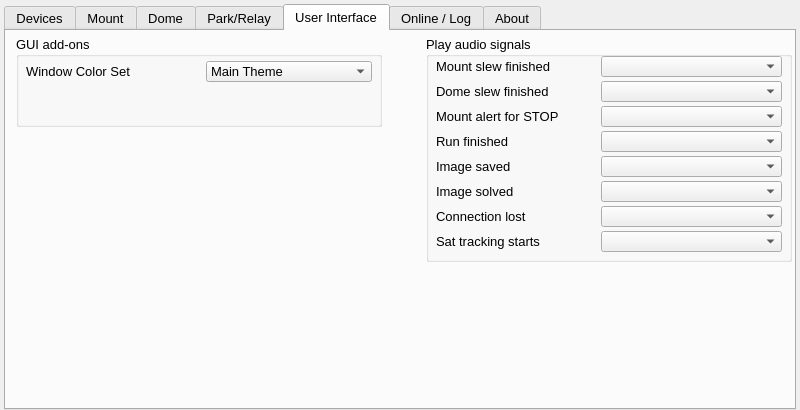
Old version of the form src_add/widgets/setting.ui in the repository mworion/MountWizzard4.
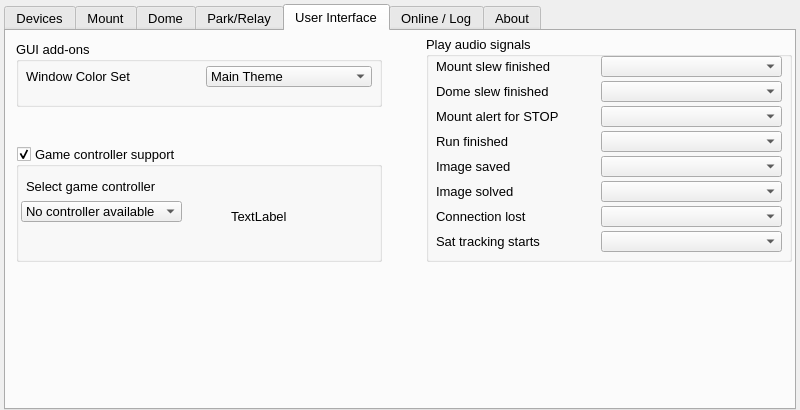
New version of the form. The open tabs and pages were chosen to show the change.

Patch:
```diff
--- a/src_add/widgets/setting.ui
+++ b/src_add/widgets/setting.ui
@@ -6122,6 +6122,9 @@
       </widget>
      </widget>
      <widget class="QWidget" name="Gui">
+      <property name="enabled">
+       <bool>true</bool>
+      </property>
       <attribute name="title">
        <string>User Interface</string>
       </attribute>
@@ -6129,9 +6132,9 @@
        <property name="geometry">
         <rect>
          <x>10</x>
-         <y>5</y>
+         <y>10</y>
          <width>366</width>
-         <height>91</height>
+         <height>66</height>
         </rect>
        </property>
        <property name="title">
@@ -6193,8 +6196,8 @@
        </property>
        <property name="geometry">
         <rect>
-         <x>415</x>
-         <y>390</y>
+         <x>10</x>
+         <y>115</y>
          <width>366</width>
          <height>116</height>
         </rect>
```
Left out of the diff: 2 changed lines with no effect on the pictures.
